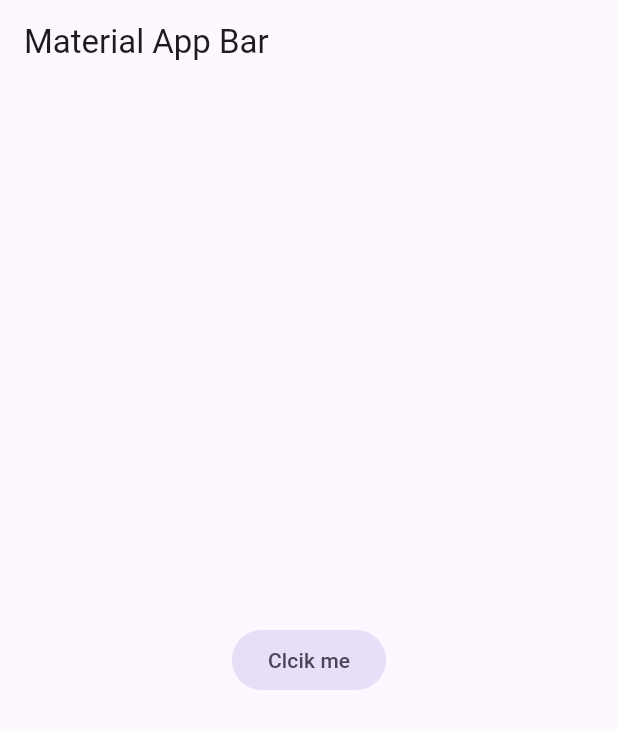
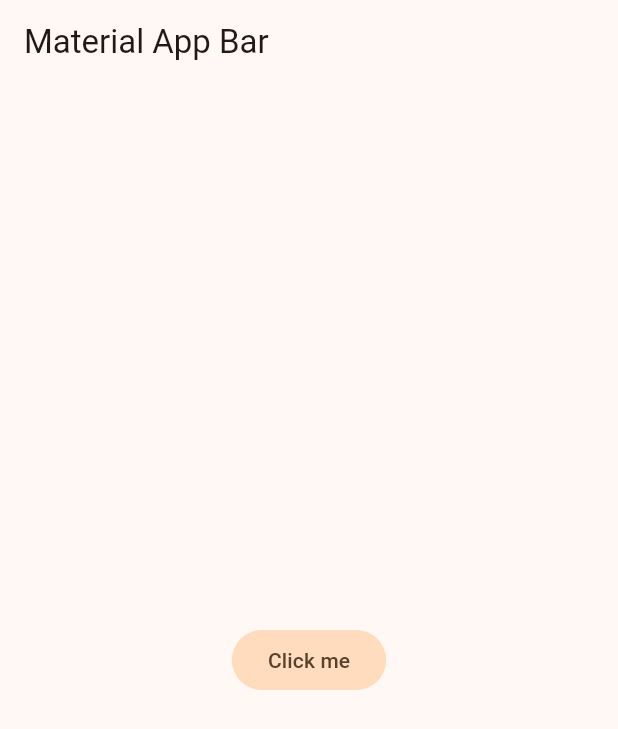
Before and after one commit to peramon/flutter-learning, a Flutter app: the screen it shows after launch, on a phone screen of 412 x 824 dp. Shown: the top 729 px of the screen. Run offline on Flutter 3.47's test engine with Material 3 defaults, Android fonts, the phone set to English and light mode, and no system bars.

Commit message:
Global styles

```diff
--- /dev/null
+++ b/yes_no_app/lib/config/theme/app_theme.dart
@@ -0,0 +1,30 @@
+import 'package:flutter/material.dart';
+
+const Color _customColor = Color(0xFF5C11D4); // Example custom color
+
+const List<Color> _colorTheme = [
+  _customColor,
+  Colors.grey,
+  Colors.blue,
+  Colors.green,
+  Colors.purple,
+  Colors.orange,
+];
+
+class AppTheme {
+  final int selectedColor;
+
+  AppTheme({this.selectedColor = 0})
+    : assert(
+        selectedColor >= 0 && selectedColor < _colorTheme.length,
+        'Index must be between 0 and ${_colorTheme.length - 1}',
+      );
+
+  ThemeData theme() {
+    return ThemeData(
+      useMaterial3: true,
+      colorSchemeSeed: _colorTheme[selectedColor],
+      // brightness: Brightness.dark,
+    );
+  }
+}
--- a/yes_no_app/lib/main.dart
+++ b/yes_no_app/lib/main.dart
@@ -1,4 +1,5 @@
 import 'package:flutter/material.dart';
+import 'package:yes_no_app/config/theme/app_theme.dart';
 
 void main() => runApp(const MyApp());
 
@@ -10,10 +11,11 @@
     return MaterialApp(
       title: 'Material App',
       debugShowCheckedModeBanner: false,
+      theme: AppTheme(selectedColor: 5).theme(),
       home: Scaffold(
         appBar: AppBar(title: const Text('Material App Bar')),
         body: Center(
-          child: FilledButton.tonal(onPressed: () {}, child: Text('Clcik me')),
+          child: FilledButton.tonal(onPressed: () {}, child: Text('Click me')),
         ),
       ),
     );
```
